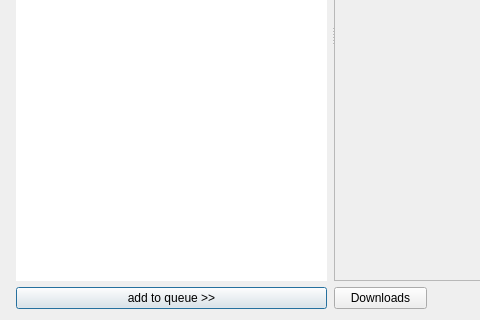
Before: the Qt Designer form src/core/downloaderdialog.ui in 0xzer0x/quran-companion, drawn with Qt 5; both pictures show x 0 to 480 and y 251 to 571 of the 828 by 571 pixel window.
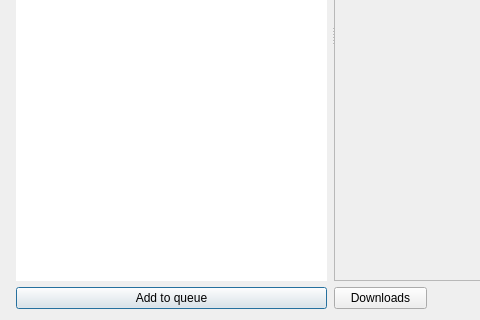
After: the same form once the commit is applied.

```diff
--- a/src/core/downloaderdialog.ui
+++ b/src/core/downloaderdialog.ui
@@ -76,7 +76,7 @@
           <cursorShape>PointingHandCursor</cursorShape>
          </property>
          <property name="text">
-          <string>add to queue &gt;&gt;</string>
+          <string>Add to queue</string>
          </property>
         </widget>
        </item>
```
